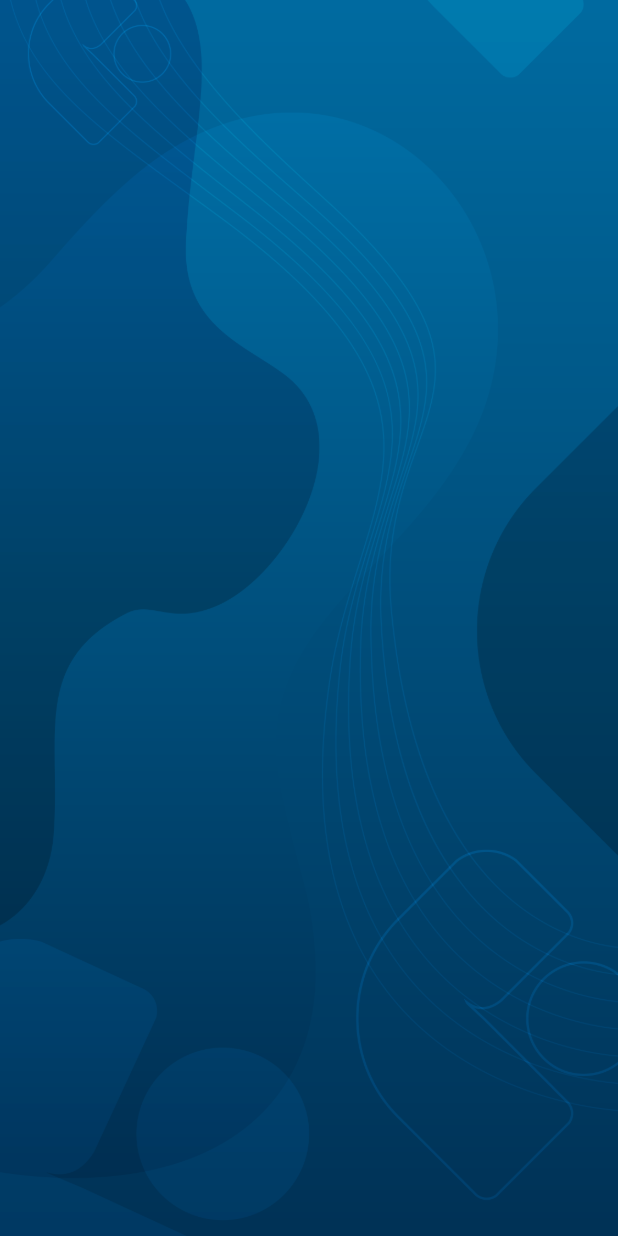
After one commit to lhvan89/MSMChat, a Flutter app: the SplashPage screen opened directly, on a phone screen of 412 x 824 dp. The commit adds this screen. Run offline on Flutter 3.47's test engine with Material 2 defaults, Android fonts, the phone set to English and light mode, and no system bars; our stand-ins replace bloc, event_bus, firebase_database, rxdart, shared_preferences; accounts and stored records are empty.

Commit message:
refactor code

```diff
--- a/lib/cubit/base_cubit.dart
+++ b/lib/cubit/base_cubit.dart
@@ -1,6 +1,10 @@
 import 'package:bloc/bloc.dart';
+import 'package:flutter/cupertino.dart';
 
 class BaseCubit extends Cubit<bool> {
+
+  late BuildContext context;
+
   BaseCubit() : super(false) {
     initCubit();
   }
--- a/lib/pages/chat/chat_page.dart
+++ b/lib/pages/chat/chat_page.dart
@@ -72,7 +72,7 @@ class ChatPage extends BaseStatelessWidget<ChatCubit> {
           final json = snapshot.value as Map<dynamic, dynamic>;
           final message = MessageModel.fromJson(json);
           return _messageWidget(context, message,
-              message.username == AccountManager.instance.currentUser.username);
+              message.username == AccountManager.instance.currentUser?.username);
         },
       ),
     );
--- a/lib/pages/home/home_page.dart
+++ b/lib/pages/home/home_page.dart
@@ -28,7 +28,7 @@ class HomePage extends BaseStatelessWidget<HomeCubit> {
                 final json = snapshot.value as Map<dynamic, dynamic>;
                 final user = UserModel.fromJson(json);
                 if (user.username ==
-                    AccountManager.instance.currentUser.username) {
+                    AccountManager.instance.currentUser?.username) {
                   return const SizedBox();
                 }
                 return _userItem(
--- a/lib/pages/profile/profile_cubit.dart
+++ b/lib/pages/profile/profile_cubit.dart
@@ -1,10 +1,6 @@
 import 'package:msmchat/cubit/base_cubit.dart';
-import 'package:msmchat/models/user_model.dart';
 
 class ProfileCubit extends BaseCubit {
-  final UserModel currentUser;
-
-  ProfileCubit({required this.currentUser});
 
   @override
   void initCubit() {
--- /dev/null
+++ b/lib/pages/splash/splash_page.dart
@@ -0,0 +1,49 @@
+import 'package:flutter/material.dart';
+import 'package:msmchat/manager/account_manager.dart';
+import 'package:msmchat/pages/login/login_page.dart';
+import 'package:msmchat/pages/profile/profile_page.dart';
+import '../../event_bus/event_bus.dart';
+
+class SplashPage extends StatefulWidget {
+  const SplashPage({Key? key}) : super(key: key);
+
+  @override
+  State<SplashPage> createState() => _SplashPageState();
+}
+
+class _SplashPageState extends State<SplashPage> {
+
+  @override
+  void initState() {
+    super.initState();
+    checkLogin();
+    eventBus.on<ReloadUserEvent>().listen((event) {
+      checkLogin();
+    });
+  }
+
+  void checkLogin() {
+    Navigator.of(context).popUntil((route) => route.isFirst);
+    Future.delayed(const Duration(milliseconds: 0), () {
+      Navigator.of(context).push(
+        MaterialPageRoute(
+          builder: (context) => AccountManager.instance.currentUser == null ? LoginPage() : ProfilePage(),
+        ),
+      );
+    });
+  }
+
+  @override
+  Widget build(BuildContext context) {
+    return Scaffold(
+      body: Container(
+        decoration: const BoxDecoration(
+          image: DecorationImage(
+            image: AssetImage("assets/images/bg_login.png"),
+            fit: BoxFit.cover,
+          ),
+        ),
+      ),
+    );
+  }
+}
--- a/pubspec.yaml
+++ b/pubspec.yaml
@@ -40,6 +40,7 @@ dependencies:
   bloc: ^8.0.3
   rxdart: ^0.27.5
   event_bus: ^2.0.0
+  shared_preferences: ^2.0.15
 
 dev_dependencies:
   flutter_test:
```
Also changed, not shown: lib/main.dart (+4 -5 lines), lib/manager/account_manager.dart (+23 -4 lines), lib/pages/chat/chat_cubit.dart (+3 -4 lines), lib/pages/login/login_cubit.dart (+6 -12 lines), lib/pages/profile/profile_page.dart (+17 -6 lines), lib/pages/register_account/register_account_cubit.dart (+2 -17 lines), pubspec.lock, 1 other file.
